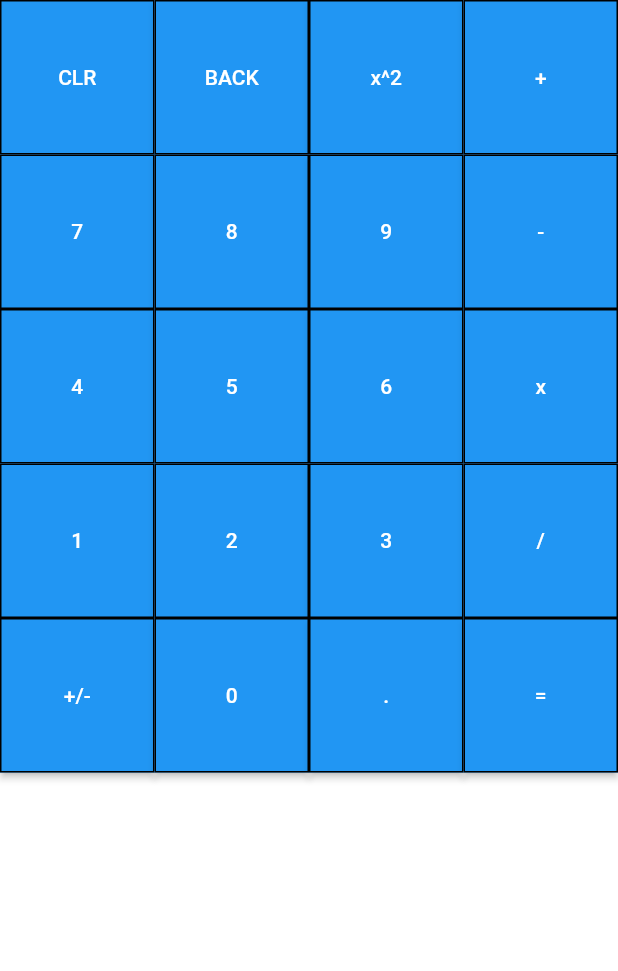
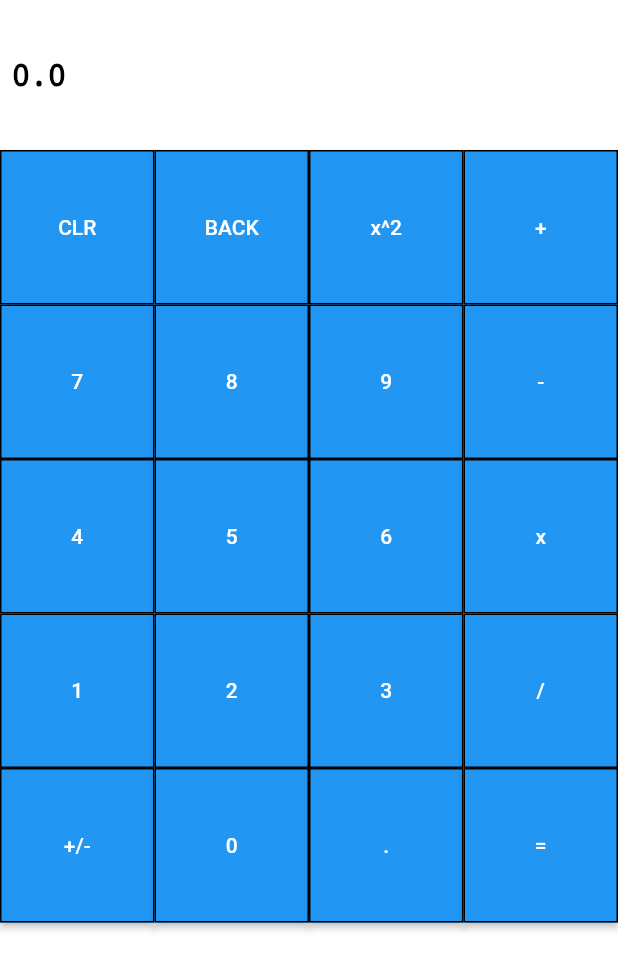
Before and after one commit to Ryan-Carnes-01/Flutter-Calculator, a Flutter app: the screen it shows after launch, on a phone screen of 412 x 824 dp. Shown: the top 971 px of the screen. Run offline on Flutter 3.47's test engine with Material 2 defaults, Android fonts, the phone set to English and light mode, and no system bars.

Commit message:
Added view window for calclator results
Need to add "backspace" functionality and mess with formatting and add negative number functionality and decimal functionality

```diff
--- a/flutter_calculator/lib/main.dart
+++ b/flutter_calculator/lib/main.dart
@@ -24,6 +24,7 @@ class MainApp extends StatelessWidget {
 class MainAppState extends ChangeNotifier {
   double leftOperand = 0, rightOperand = 0, result = 0;
   int operation = -1;
+  bool skip = false;
 
   clearEvaluation() {
     leftOperand = 0;
@@ -40,6 +41,9 @@ class MainAppState extends ChangeNotifier {
   popNum() {}
 
   pushNum(double num) {
+    if (result.toString() == 'Infinity') {
+      result = 0;
+    }
     if (operation < 0) {
       if (leftOperand == 0) {
         leftOperand = num;
@@ -76,7 +80,9 @@ class MainAppState extends ChangeNotifier {
         result = leftOperand * rightOperand;
         break;
       case 3:
-        if (rightOperand == 0) {/*divideby0error*/}
+        if (rightOperand == 0) {
+          skip = true;
+        }
         result = leftOperand / rightOperand;
         break;
       case 4:
@@ -85,7 +91,12 @@ class MainAppState extends ChangeNotifier {
     }
     print('RESULT: $result');
     notifyListeners();
+    if (skip == false) {
       leftOperand = result;
+    } else {
+      leftOperand = 0;
+      skip = false;
+    }
     operation = 0;
     rightOperand = 0;
   }
@@ -98,6 +109,41 @@ class MainHomePage extends StatelessWidget {
   @override
   Widget build(BuildContext context) {
     var appState = context.watch<MainAppState>();
+    var result = appState.result.toString();
+    var leftop = appState.leftOperand.toString();
+    var rightop = appState.rightOperand.toString();
+    var equals = '=';
+    String op;
+    switch (appState.operation) {
+      case 0:
+        op = '+';
+        break;
+      case 1:
+        op = '-';
+        break;
+      case 2:
+        op = 'x';
+        break;
+      case 3:
+        op = '/';
+        break;
+      case 4:
+        op = '^2';
+        break;
+      default:
+        op = '';
+        result = '';
+        rightop = '';
+        equals = '';
+        break;
+    }
+    if (appState.result.toString() == "Infinity" && appState.rightOperand == 0) {
+      result = 'Divide by 0 error';
+      op = '';
+      rightop = '';
+      leftop = '';
+      equals = '';
+    }
 
     void handleCLR() {
       appState.clearEvaluation();
@@ -128,7 +174,48 @@ class MainHomePage extends StatelessWidget {
       print('ERROR');
     }
 
-    return GridView.builder(
+    return SafeArea(
+      child: Column(
+        children: [
+          Container(
+            height: 100,
+            color: Colors.white,
+            alignment: Alignment.center,
+            child: Row(
+              mainAxisAlignment: MainAxisAlignment.spaceBetween,
+              children: [
+                Expanded(
+                  child: Padding(
+                    padding: const EdgeInsets.only(left: 8.0),
+                    child: Text(
+                      '$leftop $op $rightop $equals',
+                      style: const TextStyle(
+                        color: Colors.black,
+                        decoration: TextDecoration.none,
+                        fontSize: 20,
+                      ),
+                    ),
+                  ),
+                ),
+                Expanded(
+                  child: Align(
+                    alignment: Alignment.centerRight,
+                    child: Padding(
+                      padding: const EdgeInsets.only(right: 8.0),
+                      child: Text(result,
+                          style: const TextStyle(
+                            color: Colors.black,
+                            decoration: TextDecoration.none,
+                            fontSize: 20,
+                          )),
+                    ),
+                  ),
+                )
+              ],
+            ),
+          ),
+          Expanded(
+            child: GridView.builder(
               gridDelegate: const SliverGridDelegateWithFixedCrossAxisCount(
                 crossAxisCount: 4,
                 childAspectRatio: 1.0,
@@ -363,6 +450,10 @@ class MainHomePage extends StatelessWidget {
                     );
                 }
               },
+            ),
+          ),
+        ],
+      ),
     );
   }
 }
```
Lines whose indentation alone changed are shown as unchanged.
